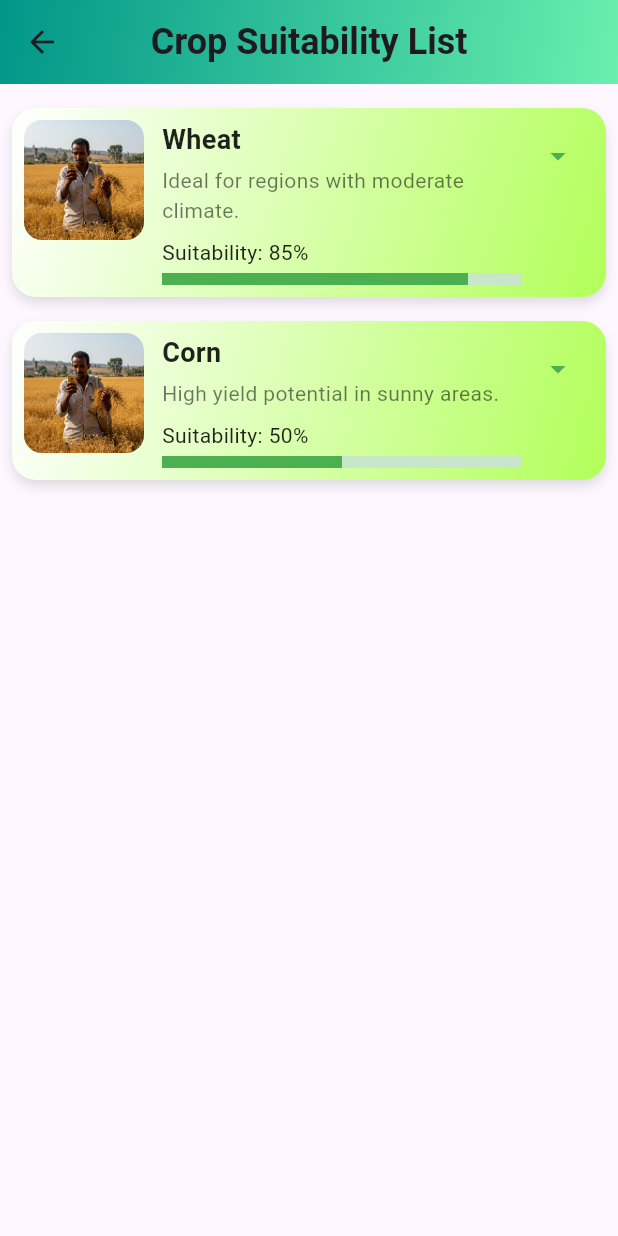
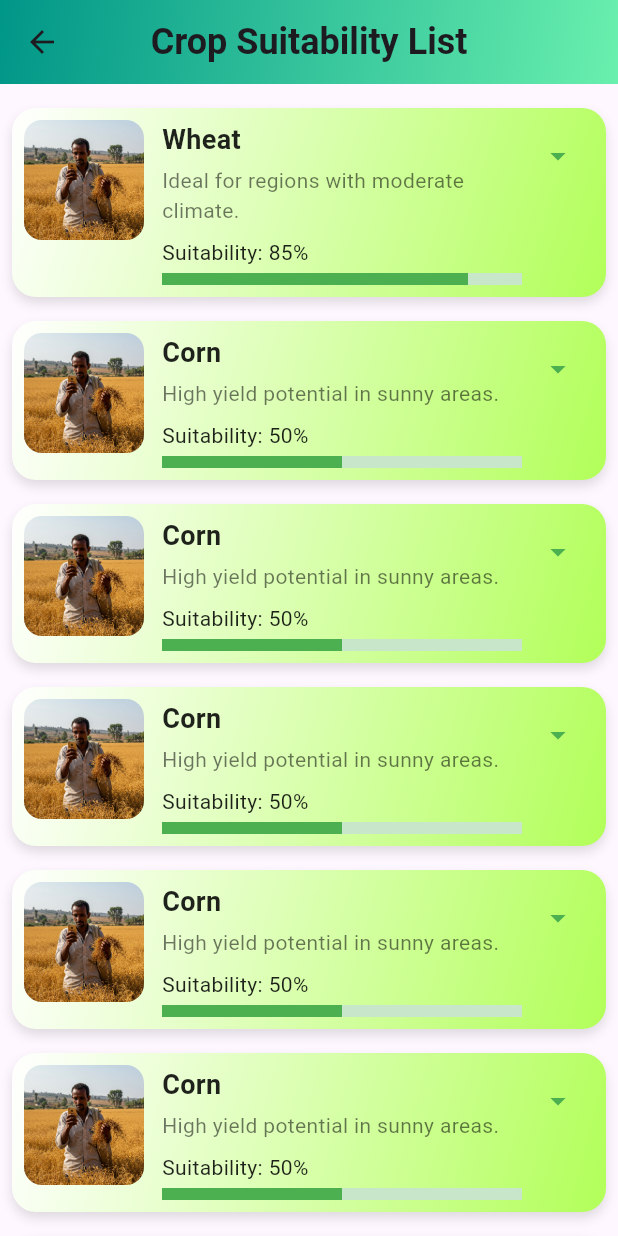
Before and after one commit to Lib1221/Smart_Gebere, a Flutter app: the CropListPage screen opened directly, on a phone screen of 412 x 824 dp. Run offline on Flutter 3.47's test engine with Material 3 defaults, Android fonts, the light colour scheme and no system bars; our stand-ins replace awesome_dialog, cloud_firestore, dio, firebase_auth, firebase_core, flutter_spinkit and 3 more; missing offline and left inert: firebase_ui_auth; accounts and stored records are empty.

```diff
--- a/lib/Theme/theme.dart
+++ b/lib/Theme/theme.dart
@@ -5,7 +5,7 @@ ThemeData buildTheme() {
     primaryColor: const Color.fromARGB(255, 39, 123, 43),
     scaffoldBackgroundColor: Colors.green[50],
     appBarTheme: const AppBarTheme(
-      backgroundColor: Color.fromARGB(255, 92, 240, 100),
+      backgroundColor: Color.fromARGB(255, 139, 192, 142),
       titleTextStyle: TextStyle(
         color: Colors.white,
         fontSize: 22,
--- a/lib/task_management/descrition.dart
+++ b/lib/task_management/descrition.dart
@@ -138,7 +138,7 @@ class _AgriculturePageState extends State<AgriculturePage> {
                 padding: const EdgeInsets.symmetric(horizontal: 24, vertical: 12),
               ),
               onPressed: () {
-                Navigator.push(context,MaterialPageRoute(builder: (context) => GeolocationExample()),// CropListPage
+                Navigator.push(context,MaterialPageRoute(builder: (context) => CropListPage()),// CropListPage
 );
               },
               child: const Text(
--- a/lib/task_management/list_suggestion.dart
+++ b/lib/task_management/list_suggestion.dart
@@ -11,6 +11,51 @@ class CropListPage extends StatelessWidget {
       'details':
           'Wheat thrives in areas with a temperature range of 10°C to 25°C and requires well-drained, fertile soil for optimal growth.',
     },
+    {
+      'image': 'assets/image_1.jpg',
+      'name': 'Corn',
+      'description': 'High yield potential in sunny areas.',
+      'suitability': 50,
+      'details':
+          'Corn requires abundant sunlight and well-drained soil with high nitrogen content. Best suited for warm climates.',
+    },
+
+    {
+      'image': 'assets/image_1.jpg',
+      'name': 'Corn',
+      'description': 'High yield potential in sunny areas.',
+      'suitability': 50,
+      'details':
+          'Corn requires abundant sunlight and well-drained soil with high nitrogen content. Best suited for warm climates.',
+    },
+
+    {
+      'image': 'assets/image_1.jpg',
+      'name': 'Corn',
+      'description': 'High yield potential in sunny areas.',
+      'suitability': 50,
+      'details':
+          'Corn requires abundant sunlight and well-drained soil with high nitrogen content. Best suited for warm climates.',
+    },
+
+    {
+      'image': 'assets/image_1.jpg',
+      'name': 'Corn',
+      'description': 'High yield potential in sunny areas.',
+      'suitability': 50,
+      'details':
+          'Corn requires abundant sunlight and well-drained soil with high nitrogen content. Best suited for warm climates.',
+    },
+
+    {
+      'image': 'assets/image_1.jpg',
+      'name': 'Corn',
+      'description': 'High yield potential in sunny areas.',
+      'suitability': 50,
+      'details':
+          'Corn requires abundant sunlight and well-drained soil with high nitrogen content. Best suited for warm climates.',
+    },
+
     {
       'image': 'assets/image_1.jpg',
       'name': 'Corn',
```
Also changed, not shown: lib/splash/screen.dart (deleted, +0 -65 lines), 1 other file.
